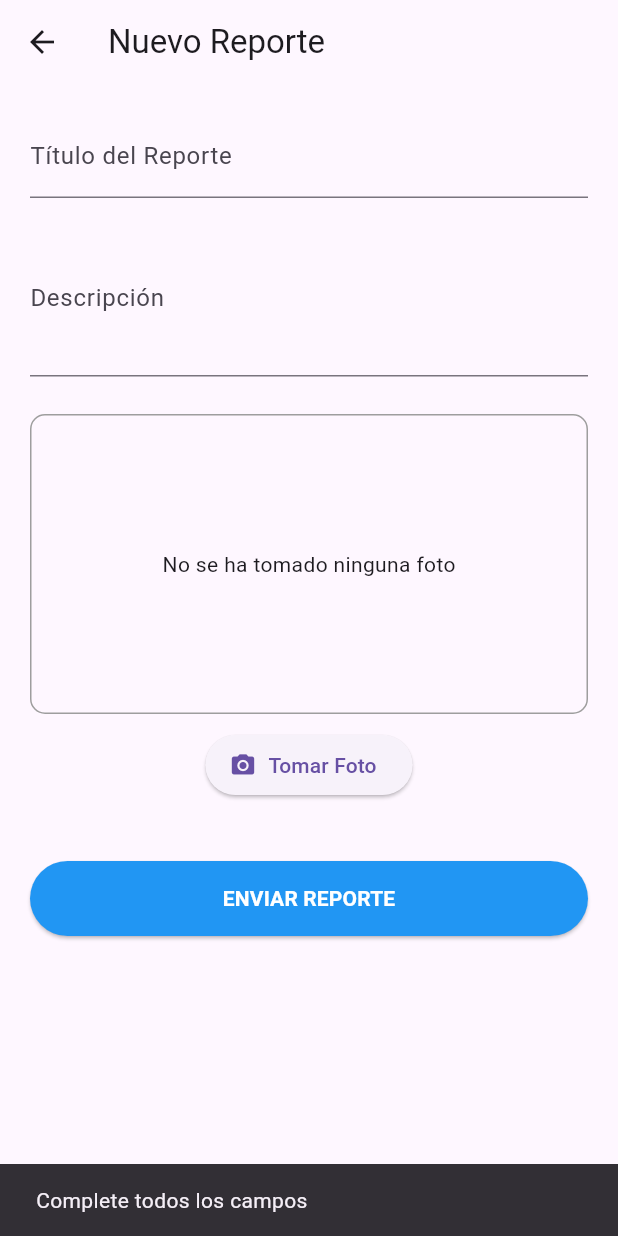
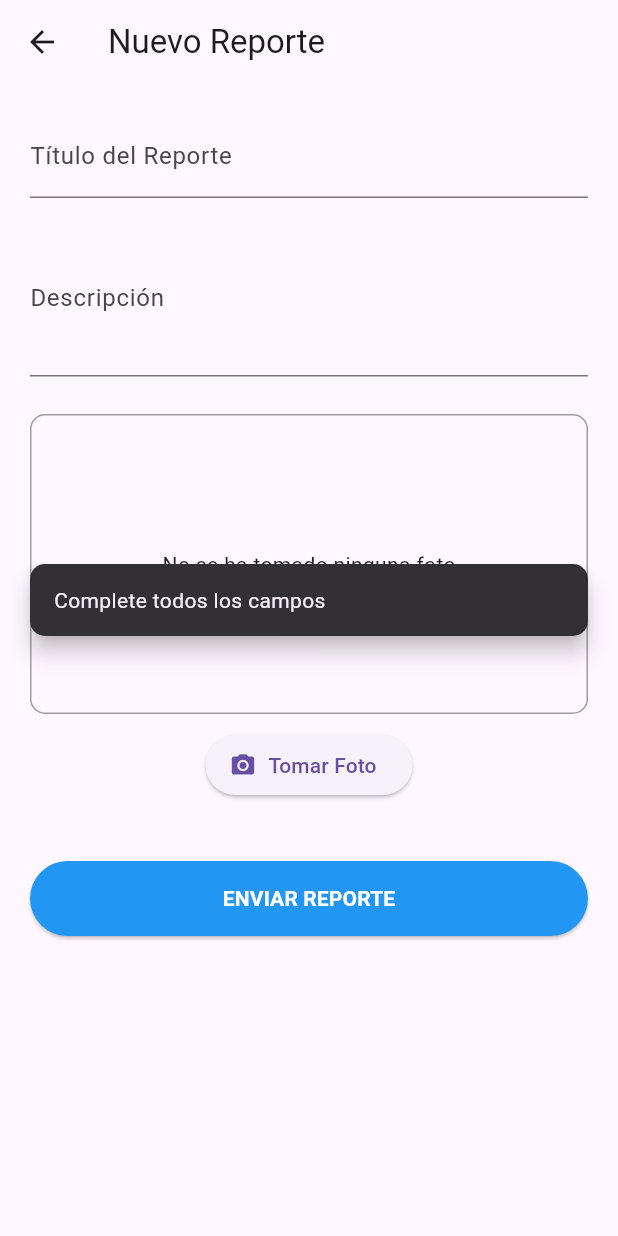
Before and after one commit to elerojo1/front_registro_de_reportes, a Flutter app: the RegistroScreen screen opened by its route, after a tap on "ENVIAR REPORTE", on a phone screen of 412 x 824 dp. Run offline on Flutter 3.47's test engine with Material 3 defaults, Android fonts, the phone set to English and light mode, and no system bars; our stand-ins replace image_picker; network calls fail.

Commit message:
Agrega nuevas propiedades y métodos al modelo de reporte; mejora la visualización de fechas en la pantalla de detalle y actualiza la gestión de imágenes.

```diff
--- a/lib/models/reporte_model.dart
+++ b/lib/models/reporte_model.dart
@@ -1,4 +1,5 @@
 import 'package:flutter/material.dart';
+import 'package:intl/intl.dart';
 
 class Reporte {
   final int id;
@@ -7,6 +8,8 @@ class Reporte {
   final String estatus;
   final String fechaRegistro;
   final String? rutaImagen;
+  final String? nombreCompleto;
+  final String? fechaAutorizacion;
 
   Reporte({
     required this.id,
@@ -15,7 +18,22 @@ class Reporte {
     required this.estatus,
     required this.fechaRegistro,
     this.rutaImagen,
+    this.nombreCompleto,
+    this.fechaAutorizacion,
   });
+
+  String get fechaRegistroFormateada {
+    if (fechaRegistro.isEmpty) return "Sin fecha";
+    DateTime dt = DateTime.parse(fechaRegistro);
+    return DateFormat('dd/MM/yyyy - HH:mm').format(dt);
+  }
+
+  // Para la fecha de autorización (que es opcional)
+String get fechaAutorizacionFormateada {
+  if (fechaAutorizacion == null || fechaAutorizacion!.isEmpty) return "Pendiente";
+  DateTime dt = DateTime.parse(fechaAutorizacion!);
+  return DateFormat('dd/MM/yyyy').format(dt);
+}
 
   // Indicador de color: Azul para Pendiente, Verde para Aceptado, Rojo para Rechazado
   Color get colorEstatus {
@@ -36,6 +54,8 @@ class Reporte {
       fechaRegistro: json['fechaRegistro'] ?? '',
       // Accedemos al objeto anidado de la imagen para sacar la ruta
       rutaImagen: json['imagen'] != null ? json['imagen']['ruta'] : null,
+      nombreCompleto: json['nombreCompleto'],
+      fechaAutorizacion: json['fechaAutorización'],
     );
   }
 }
--- a/lib/screens/home_screen.dart
+++ b/lib/screens/home_screen.dart
@@ -42,7 +42,7 @@ class _HomeScreenState extends State<HomeScreen> {
                   radius: 8
                 ),
                 title: Text("Folio: ${item.id} - ${item.titulo}"),
-                subtitle: Text("Fecha: ${item.fechaRegistro.split('T')[0]}"),
+                subtitle: Text("Estatus: ${item.estatus}"),
                 trailing: const Icon(Icons.chevron_right),
                 onTap: () {
                   // Navegamos pasando el objeto 'item' completo
--- a/lib/screens/registro_screen.dart
+++ b/lib/screens/registro_screen.dart
@@ -40,7 +40,16 @@ class _RegistroScreenState extends State<RegistroScreen> {
 
     if (_tituloController.text.isEmpty || _descController.text.isEmpty || _imagenSeleccionada == null) {
       ScaffoldMessenger.of(context).showSnackBar(
-        const SnackBar(content: Text("Complete todos los campos")),
+        SnackBar(
+          content: const Text("Complete todos los campos"),
+          behavior: SnackBarBehavior.floating, // Hace que el mensaje flote
+          shape: RoundedRectangleBorder(borderRadius: BorderRadius.circular(10)), // Bordes redondeados
+          margin: const EdgeInsets.only(
+            bottom: 400, // Ajusta esta altura a tu gusto
+            right: 20,
+            left: 20,
+          ),
+        ),
       );
       return;
     }
@@ -59,11 +68,29 @@ class _RegistroScreenState extends State<RegistroScreen> {
     if (guardado) {
       Navigator.pop(context); // Regresamos al listado
       ScaffoldMessenger.of(context).showSnackBar(
-        const SnackBar(content: Text("Reporte enviado correctamente")),
+        SnackBar(
+          content: const Text("Reporte enviado correctamente"),
+          behavior: SnackBarBehavior.floating, // Hace que el mensaje flote
+          shape: RoundedRectangleBorder(borderRadius: BorderRadius.circular(10)), // Bordes redondeados
+          margin: const EdgeInsets.only(
+            bottom: 400, // Ajusta esta altura a tu gusto
+            right: 20,
+            left: 20,
+          ),
+        ),
       );
     } else {
       ScaffoldMessenger.of(context).showSnackBar(
-        const SnackBar(content: Text("Error al enviar el reporte")),
+        SnackBar(
+          content: const Text("Error al enviar el reporte"),
+          behavior: SnackBarBehavior.floating, // Hace que el mensaje flote
+          shape: RoundedRectangleBorder(borderRadius: BorderRadius.circular(10)), // Bordes redondeados
+          margin: const EdgeInsets.only(
+            bottom: 400, // Ajusta esta altura a tu gusto
+            right: 20,
+            left: 20,
+          ),
+        ),
       );
     }
   }
--- a/pubspec.yaml
+++ b/pubspec.yaml
@@ -36,6 +36,7 @@ dependencies:
   cupertino_icons: ^1.0.8
   http: ^1.6.0
   image_picker: ^1.0.4
+  intl: ^0.19.0
 
 dev_dependencies:
   flutter_test:
```
Also changed, not shown: lib/screens/detalle_reporte_screen.dart (+22 -12 lines), lib/screens/login_screen.dart (+10 -1 lines), pubspec.lock.
